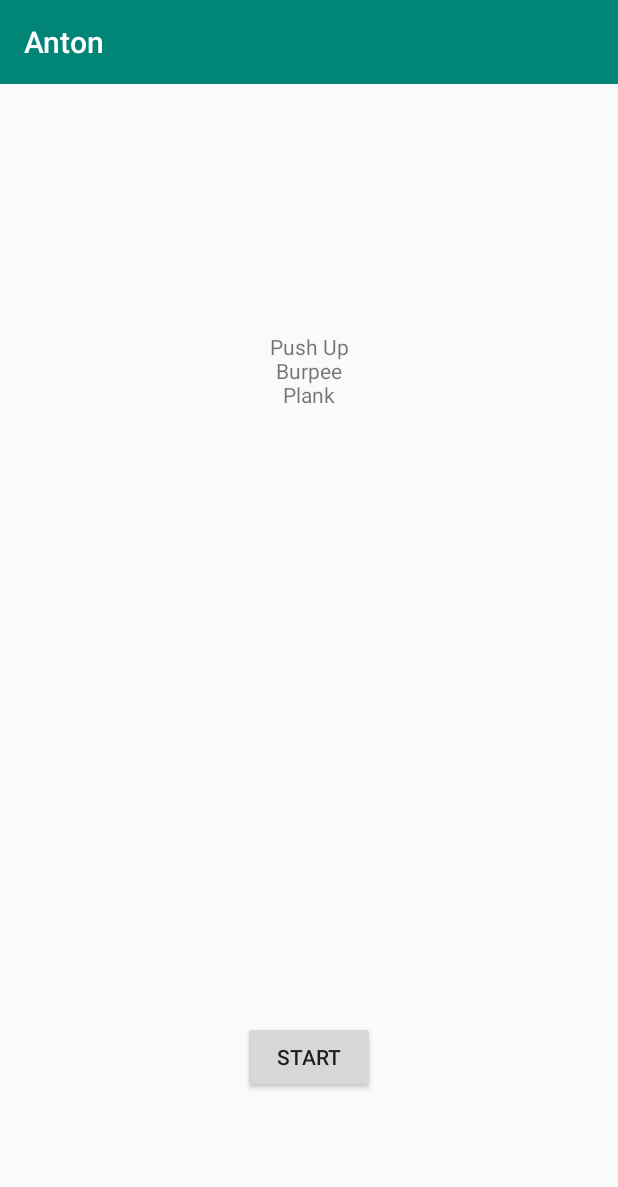
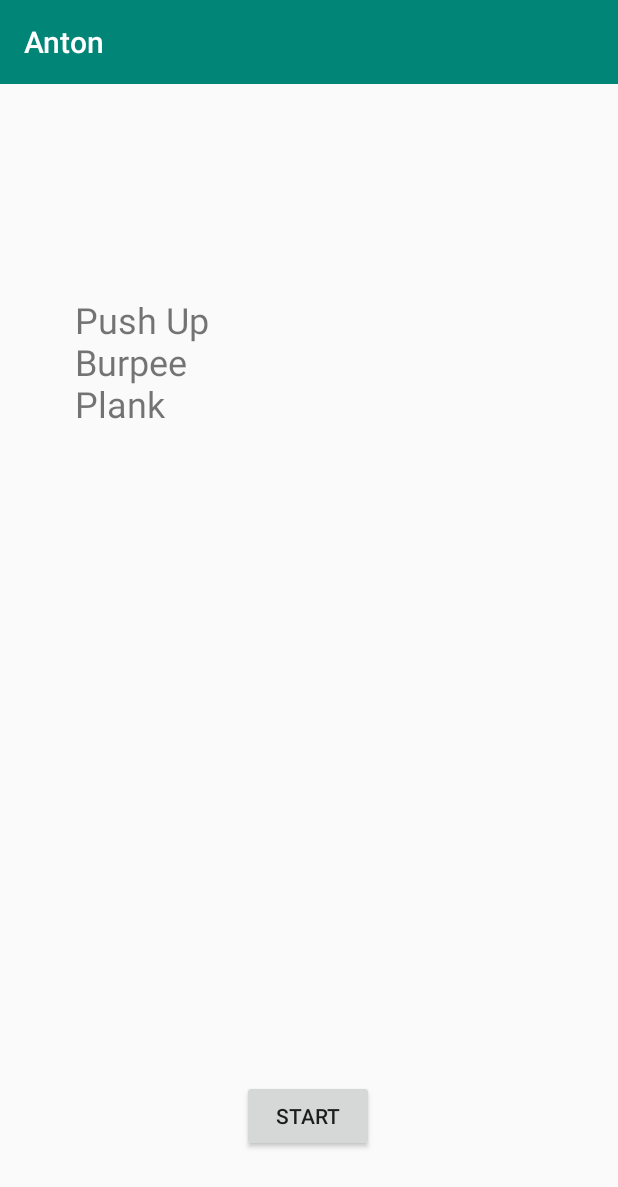
Before and after one commit to Mri1412/myPetProject, an Android app: the WorkoutOverviewActivity screen opened directly, with no data from a screen before it, on a phone screen of 412 x 824 dp. Shown: the top 1187 px of the screen. Run offline under Robolectric (Android 15) with nearby library versions, the phone set to English and light mode, and no system bars.

Commit message:
small cleanup

```diff
--- a/app/src/main/java/com/example/myapplication/MainActivity.java
+++ b/app/src/main/java/com/example/myapplication/MainActivity.java
@@ -3,10 +3,6 @@ package com.example.myapplication;
 import android.content.Intent;
 import android.os.Bundle;
 
-import com.example.myapplication.logic.exercise.Exercise;
-import com.example.myapplication.logic.exercise.ExerciseImpl;
-import com.example.myapplication.logic.workout.Workout;
-import com.example.myapplication.logic.workout.WorkoutImpl;
 import com.google.android.material.floatingactionbutton.FloatingActionButton;
 import com.google.android.material.snackbar.Snackbar;
 
@@ -20,6 +16,8 @@ import android.widget.Button;
 
 public class MainActivity extends AppCompatActivity {
 
+
+    /* Class methods */
     @Override
     protected void onCreate(Bundle savedInstanceState) {
         super.onCreate(savedInstanceState);
--- a/app/src/main/java/com/example/myapplication/WorkoutActivity.java
+++ b/app/src/main/java/com/example/myapplication/WorkoutActivity.java
@@ -10,9 +10,7 @@ import androidx.appcompat.widget.Toolbar;
 import androidx.constraintlayout.widget.ConstraintLayout;
 
 import com.example.myapplication.logic.exercise.Exercise;
-import com.example.myapplication.logic.exercise.ExerciseImpl;
 import com.example.myapplication.logic.workout.Workout;
-import com.example.myapplication.logic.workout.WorkoutImpl;
 
 public class WorkoutActivity extends AppCompatActivity {
 
--- a/app/src/main/java/com/example/myapplication/WorkoutOverviewActivity.java
+++ b/app/src/main/java/com/example/myapplication/WorkoutOverviewActivity.java
@@ -9,9 +9,7 @@ import android.widget.TextView;
 import androidx.appcompat.app.AppCompatActivity;
 import androidx.appcompat.widget.Toolbar;
 
-import com.example.myapplication.logic.exercise.Exercise;
 import com.example.myapplication.logic.workout.Workout;
-import com.example.myapplication.logic.workout.WorkoutImpl;
 
 public class WorkoutOverviewActivity extends AppCompatActivity {
 
--- a/app/src/main/java/com/example/myapplication/WorkoutSelectorActivity.java
+++ b/app/src/main/java/com/example/myapplication/WorkoutSelectorActivity.java
@@ -2,7 +2,6 @@ package com.example.myapplication;
 
 import android.content.Intent;
 import android.os.Bundle;
-import android.os.Parcelable;
 import android.view.View;
 import android.widget.Button;
 
@@ -17,8 +16,6 @@ import java.util.ArrayList;
 
 public class WorkoutSelectorActivity extends AppCompatActivity {
 
-    private ArrayList<Workout> workouts = new ArrayList<>();
-
     @Override
     protected void onCreate(Bundle savedInstanceState) {
         super.onCreate(savedInstanceState);
@@ -28,10 +25,7 @@ public class WorkoutSelectorActivity extends AppCompatActivity {
 
         //create buttons etc. from workouts
         onClickWorkoutButton(R.id.workoutButton1, 0);
-
         onClickWorkoutButton(R.id.workoutButton2, 1);
-
-
     }
 
     private void onClickWorkoutButton(int buttonId, final int workoutId) {
@@ -64,6 +58,8 @@ public class WorkoutSelectorActivity extends AppCompatActivity {
             default:
                 throw new RuntimeException("Unknown workout selected");
         }
+    }
 
-    }
+
+
 }
--- a/app/src/main/java/com/example/myapplication/logic/workout/WorkoutImpl.java
+++ b/app/src/main/java/com/example/myapplication/logic/workout/WorkoutImpl.java
@@ -1,7 +1,6 @@
 package com.example.myapplication.logic.workout;
 
 import com.example.myapplication.logic.exercise.Exercise;
-import com.example.myapplication.logic.exercise.ExerciseImpl;
 import java.util.ArrayList; // import the ArrayList class
 import java.util.List;
 
@@ -20,7 +19,6 @@ public class WorkoutImpl implements Workout {
     }
 
     /* Interface methods */
-
     @Override
     public Exercise goToNextExercise() {
         if ( this.hasNextExercise() ) {
--- a/app/src/main/res/layout/activity_workout_overview.xml
+++ b/app/src/main/res/layout/activity_workout_overview.xml
@@ -21,9 +21,14 @@
             android:id="@+id/exerciseString"
             android:layout_width="match_parent"
             android:layout_height="wrap_content"
+            android:layout_marginStart="50dp"
+            android:layout_marginLeft="50dp"
             android:layout_marginTop="143dp"
+            android:layout_marginEnd="32dp"
+            android:layout_marginRight="32dp"
             android:layout_marginBottom="513dp"
-            android:gravity="center"
+            android:gravity="start"
+            android:textSize="24sp"
             app:layout_constraintBottom_toBottomOf="parent"
             app:layout_constraintEnd_toEndOf="parent"
             app:layout_constraintStart_toStartOf="parent"
@@ -33,19 +38,20 @@
             android:id="@+id/startWorkoutButton"
             android:layout_width="wrap_content"
             android:layout_height="wrap_content"
-            android:layout_marginStart="162dp"
-            android:layout_marginLeft="162dp"
-            android:layout_marginTop="392dp"
-            android:layout_marginEnd="162dp"
-            android:layout_marginRight="162dp"
-            android:layout_marginBottom="73dp"
+            android:layout_marginStart="134dp"
+            android:layout_marginLeft="134dp"
+            android:layout_marginTop="571dp"
+            android:layout_marginEnd="134dp"
+            android:layout_marginRight="134dp"
+            android:layout_marginBottom="56dp"
             android:text="@string/start_workout_button"
             app:layout_constraintBottom_toBottomOf="parent"
             app:layout_constraintEnd_toEndOf="parent"
-            app:layout_constraintHorizontal_bias="0.0"
+            app:layout_constraintHorizontal_bias="0.49"
             app:layout_constraintStart_toStartOf="parent"
-            app:layout_constraintTop_toBottomOf="@+id/exerciseString"
-            app:layout_constraintVertical_bias="0.0" />
+            app:layout_constraintTop_toTopOf="parent"
+            app:layout_constraintVertical_bias="1.0" />
+
     </androidx.constraintlayout.widget.ConstraintLayout>
 
 </LinearLayout>
--- a/app/src/main/res/layout/content_main.xml
+++ b/app/src/main/res/layout/content_main.xml
@@ -22,8 +22,8 @@
 
     <Button
         android:id="@+id/buttonWorkout"
-        android:layout_width="151dp"
-        android:layout_height="55dp"
+        android:layout_width="wrap_content"
+        android:layout_height="wrap_content"
         android:layout_marginStart="130dp"
         android:layout_marginLeft="130dp"
         android:layout_marginTop="300dp"
@@ -34,7 +34,6 @@
         android:visibility="visible"
         app:layout_constraintBottom_toTopOf="@+id/textView"
         app:layout_constraintEnd_toEndOf="parent"
-        app:layout_constraintHorizontal_bias="0.0"
         app:layout_constraintStart_toStartOf="parent"
         app:layout_constraintTop_toTopOf="parent"
         app:layout_constraintVertical_bias="0.0" />
```
